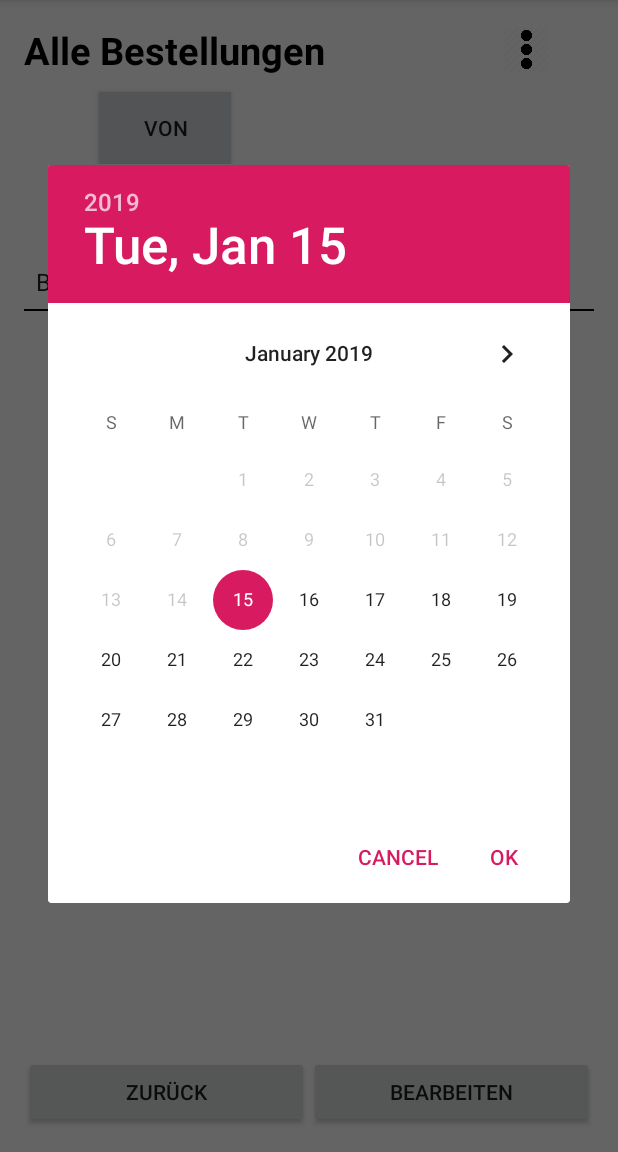
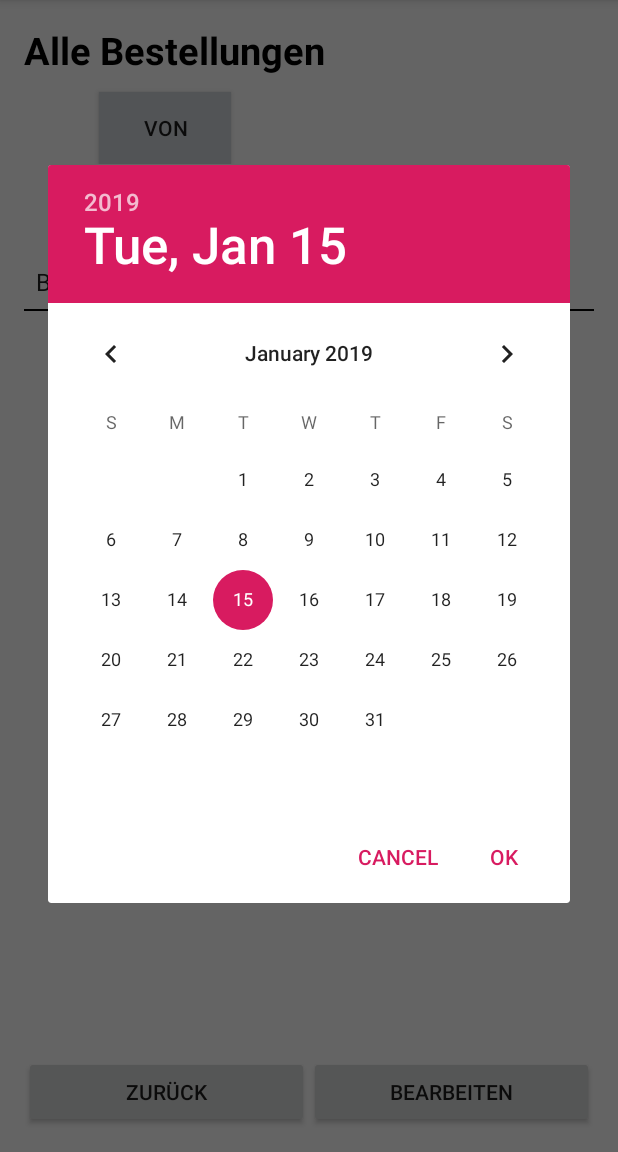
Before and after one commit to mertag96/bruderhausDiakonie, an Android app: the AllOrders screen opened directly, with no data from a screen before it, after a tap on "VON", on a phone screen of 412 x 824 dp, the part 84-1236 px from its top. Run offline under Robolectric (Android 15) with nearby library versions, the phone set to English and light mode, and no system bars.

Commit message:
Aktualisieren der Logout Button
Readme datei erstellt

```diff
--- a/app/src/main/res/layout/activity_all_orders.xml
+++ b/app/src/main/res/layout/activity_all_orders.xml
@@ -21,14 +21,6 @@
             android:textColor="#000000"
             android:textStyle="bold"
             android:text="@string/allOrders_header"
-            />
-        <ImageButton
-            android:id="@+id/logoutButton"
-            android:layout_width="30dp"
-            android:layout_height="30dp"
-            android:background="@drawable/threedotslogout"
-            android:layout_marginTop="2dp"
-            android:layout_marginLeft="320dp"
             />
     </RelativeLayout>
 
```
Also changed, not shown: app/src/main/java/com/example/firsttest/firsttest/AllOrders.java (+15 -249 lines), app/src/main/res/layout/activity_alluser.xml (+0 -33 lines), app/src/main/res/layout/activity_menuplan.xml (+0 -8 lines), app/src/main/res/layout/register.xml (+0 -8 lines), 1 other file.
